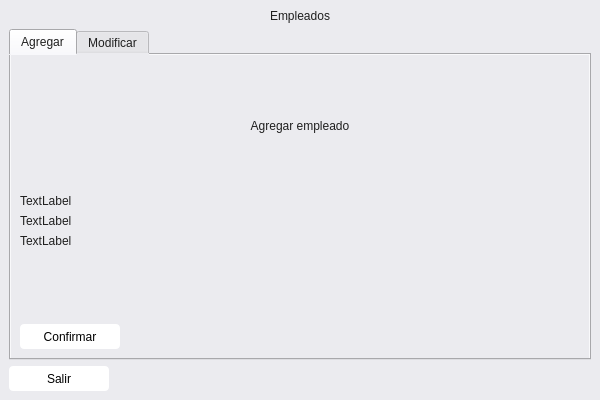
First picture: the form in view/empleadosView.ui, repository donjosh-ua/agencia_inmobiliaria, before the edit.
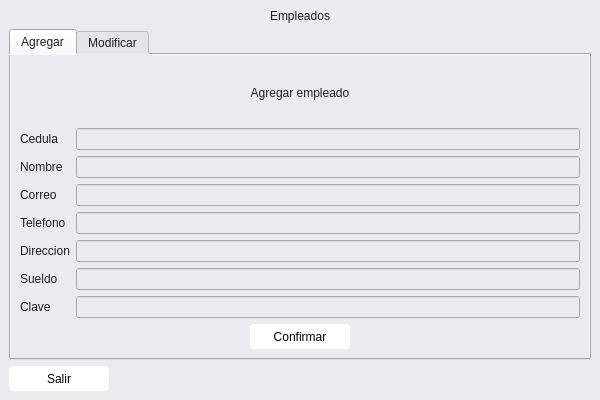
Second picture: the form after the edit. The open tabs and pages were chosen to show the change.

```diff
--- a/view/empleadosView.ui
+++ b/view/empleadosView.ui
@@ -54,27 +54,76 @@
           <item row="0" column="0">
            <widget class="QLabel" name="label_7">
             <property name="text">
-             <string>TextLabel</string>
+             <string>Cedula</string>
             </property>
            </widget>
           </item>
           <item row="2" column="0">
            <widget class="QLabel" name="label_8">
             <property name="text">
-             <string>TextLabel</string>
+             <string>Correo</string>
             </property>
            </widget>
           </item>
           <item row="1" column="0">
            <widget class="QLabel" name="label_9">
             <property name="text">
-             <string>TextLabel</string>
+             <string>Nombre</string>
             </property>
            </widget>
           </item>
+          <item row="3" column="0">
+           <widget class="QLabel" name="label_10">
+            <property name="text">
+             <string>Telefono</string>
+            </property>
+           </widget>
+          </item>
+          <item row="4" column="0">
+           <widget class="QLabel" name="label_11">
+            <property name="text">
+             <string>Direccion</string>
+            </property>
+           </widget>
+          </item>
+          <item row="5" column="0">
+           <widget class="QLabel" name="label_12">
+            <property name="text">
+             <string>Sueldo</string>
+            </property>
+           </widget>
+          </item>
+          <item row="6" column="0">
+           <widget class="QLabel" name="label_13">
+            <property name="text">
+             <string>Clave</string>
+            </property>
+           </widget>
+          </item>
+          <item row="0" column="1">
+           <widget class="QLineEdit" name="lineEdit"/>
+          </item>
+          <item row="1" column="1">
+           <widget class="QLineEdit" name="lineEdit_2"/>
+          </item>
+          <item row="2" column="1">
+           <widget class="QLineEdit" name="lineEdit_3"/>
+          </item>
+          <item row="3" column="1">
+           <widget class="QLineEdit" name="lineEdit_4"/>
+          </item>
+          <item row="4" column="1">
+           <widget class="QLineEdit" name="lineEdit_5"/>
+          </item>
+          <item row="5" column="1">
+           <widget class="QLineEdit" name="lineEdit_6"/>
+          </item>
+          <item row="6" column="1">
+           <widget class="QLineEdit" name="lineEdit_7"/>
+          </item>
          </layout>
         </item>
-        <item>
+        <item alignment="Qt::AlignHCenter">
          <widget class="QPushButton" name="btnAgregar">
           <property name="minimumSize">
            <size>
```
Left out of the diff: 5 changed lines with no effect on the pictures.
